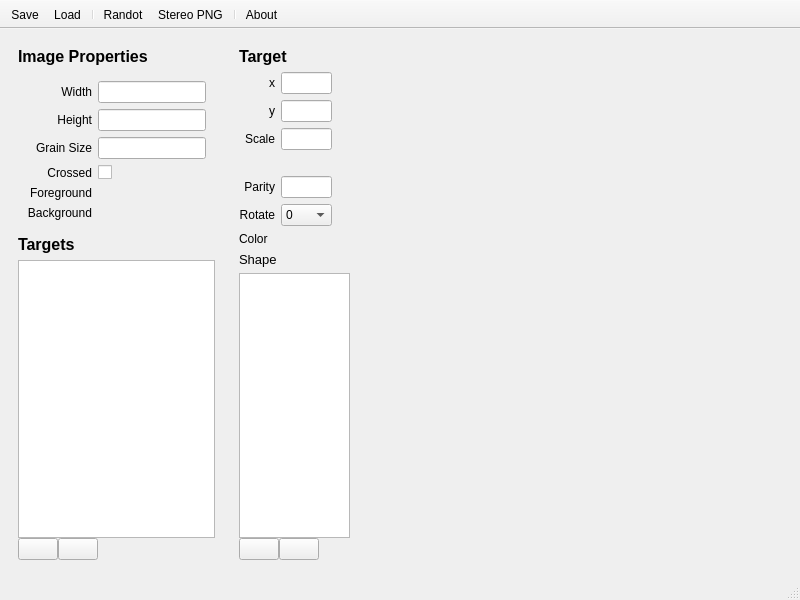
Before: the Qt Designer form src/views/mainwindow.ui in PowerSnail/RandotStudio, drawn with Qt 5.
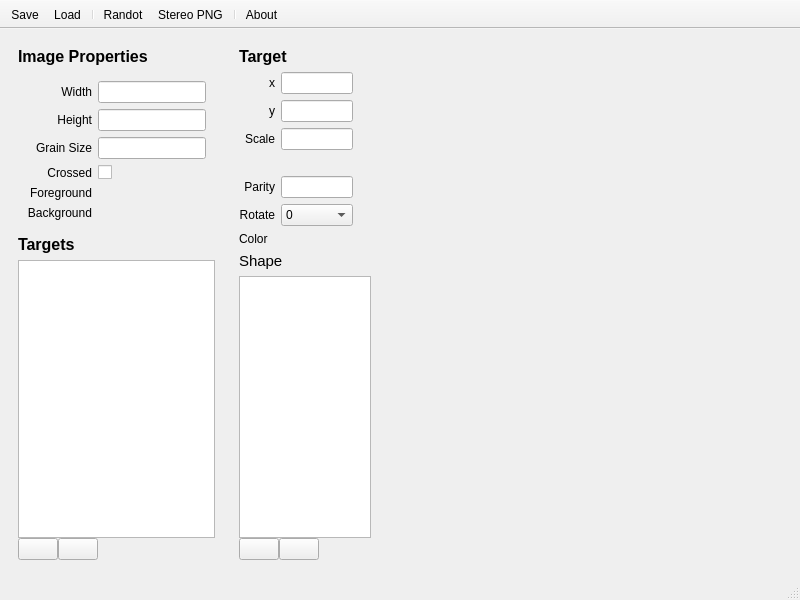
After: the same form once the commit is applied. Icons and pictures are not drawn. Custom widgets are drawn as their Qt base class.

Diff of the .ui file:
```diff
--- a/src/views/mainwindow.ui
+++ b/src/views/mainwindow.ui
@@ -14,6 +14,11 @@
    <string>MainWindow</string>
   </property>
   <widget class="QWidget" name="centralwidget">
+   <property name="styleSheet">
+    <string notr="true">QLineEdit {
+	border-radius: 2px;
+};</string>
+   </property>
    <layout class="QHBoxLayout" name="horizontalLayout">
     <item>
      <widget class="QWidget" name="widgetSettingPanel" native="true">
@@ -258,11 +263,17 @@
     <item>
      <widget class="QWidget" name="targetSettingPanel" native="true">
       <property name="sizePolicy">
-       <sizepolicy hsizetype="Preferred" vsizetype="Preferred">
+       <sizepolicy hsizetype="Minimum" vsizetype="Preferred">
         <horstretch>1</horstretch>
         <verstretch>0</verstretch>
        </sizepolicy>
       </property>
+      <property name="minimumSize">
+       <size>
+        <width>150</width>
+        <height>0</height>
+       </size>
+      </property>
       <layout class="QGridLayout" name="gridLayout_2">
        <item row="1" column="1">
         <widget class="QLineEdit" name="lineEditX"/>
@@ -385,6 +396,12 @@
        </item>
        <item row="0" column="0" colspan="2">
         <widget class="QLabel" name="label_11">
+         <property name="minimumSize">
+          <size>
+           <width>0</width>
+           <height>0</height>
+          </size>
+         </property>
          <property name="font">
           <font>
            <pointsize>12</pointsize>
@@ -485,7 +502,7 @@
         <widget class="QLabel" name="label_2">
          <property name="font">
           <font>
-           <pointsize>10</pointsize>
+           <pointsize>11</pointsize>
            <weight>50</weight>
            <bold>false</bold>
           </font>
@@ -493,9 +510,12 @@
          <property name="text">
           <string>Shape</string>
          </property>
+         <property name="margin">
+          <number>2</number>
+         </property>
         </widget>
        </item>
-       <item row="4" column="1">
+       <item row="4" column="0" colspan="2">
         <widget class="QLabel" name="labelRealSize">
          <property name="font">
           <font>
@@ -505,6 +525,12 @@
          <property name="text">
           <string/>
          </property>
+         <property name="alignment">
+          <set>Qt::AlignRight|Qt::AlignTop|Qt::AlignTrailing</set>
+         </property>
+         <property name="indent">
+          <number>2</number>
+         </property>
         </widget>
        </item>
       </layout>
```
Left out of the diff: 40 changed lines with no effect on the pictures.
